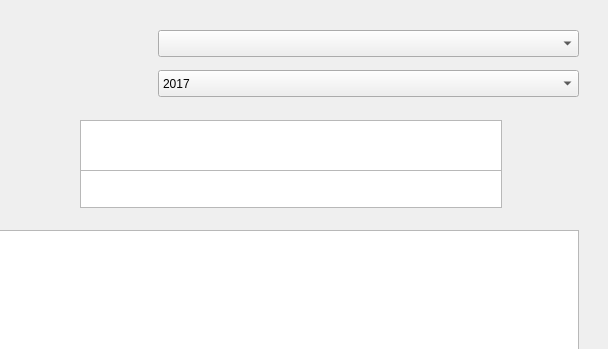
Before: the Qt Designer form ui_bdsuivis_dialog.ui in VincentD/bdtravaux, drawn with Qt 5; both pictures show x 612 to 1220 and y 0 to 349 of the 1220 by 825 pixel window.
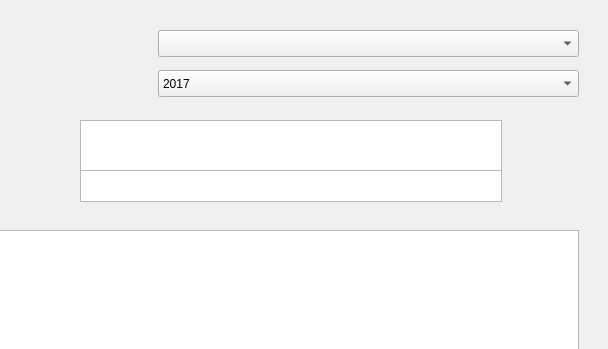
After: the same form once the commit is applied.

The edit to the form file:
```diff
--- a/ui_bdsuivis_dialog.ui
+++ b/ui_bdsuivis_dialog.ui
@@ -169,15 +169,20 @@
     <number>16</number>
    </attribute>
   </widget>
-  <widget class="QTreeView" name="tbv_sum">
+  <widget class="QTableView" name="tbv_sum">
    <property name="geometry">
     <rect>
      <x>692</x>
      <y>170</y>
      <width>422</width>
-     <height>38</height>
+     <height>32</height>
     </rect>
    </property>
+   <property name="font">
+    <font>
+     <pointsize>8</pointsize>
+    </font>
+   </property>
   </widget>
   <widget class="QWidget" name="layoutWidget">
    <property name="geometry">
```
Left out of the diff: 2 changed lines with no effect on the pictures.
